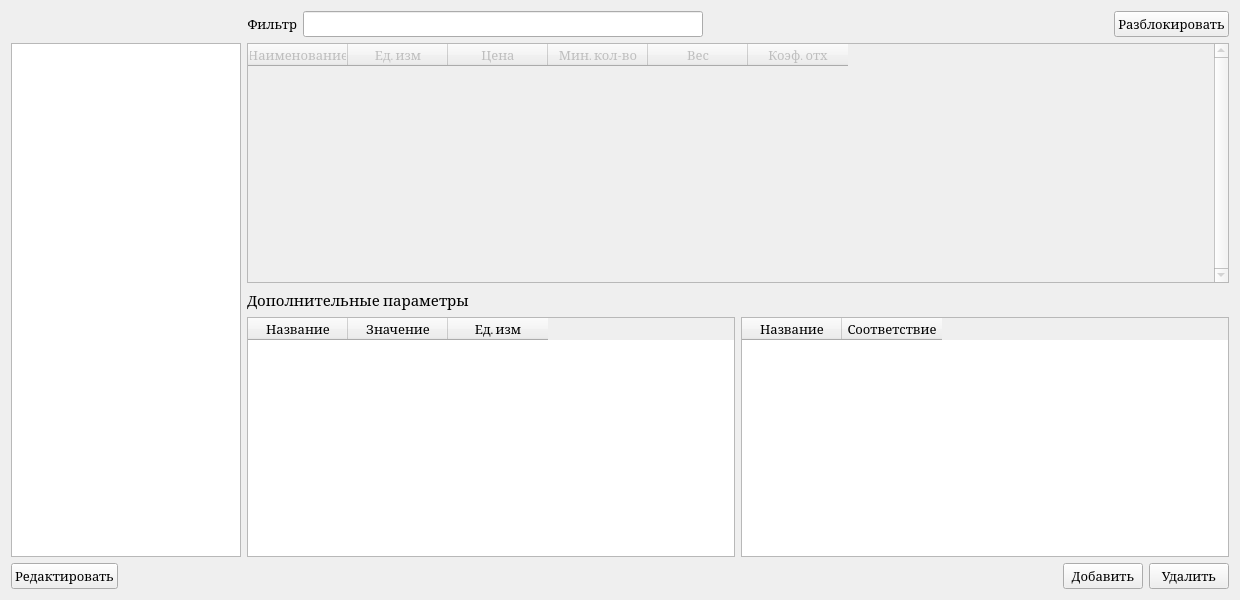
This is materialswindow.ui in Keqy/Matterhorn-materials as Qt 5 draws it before an edit. The edited form follows.
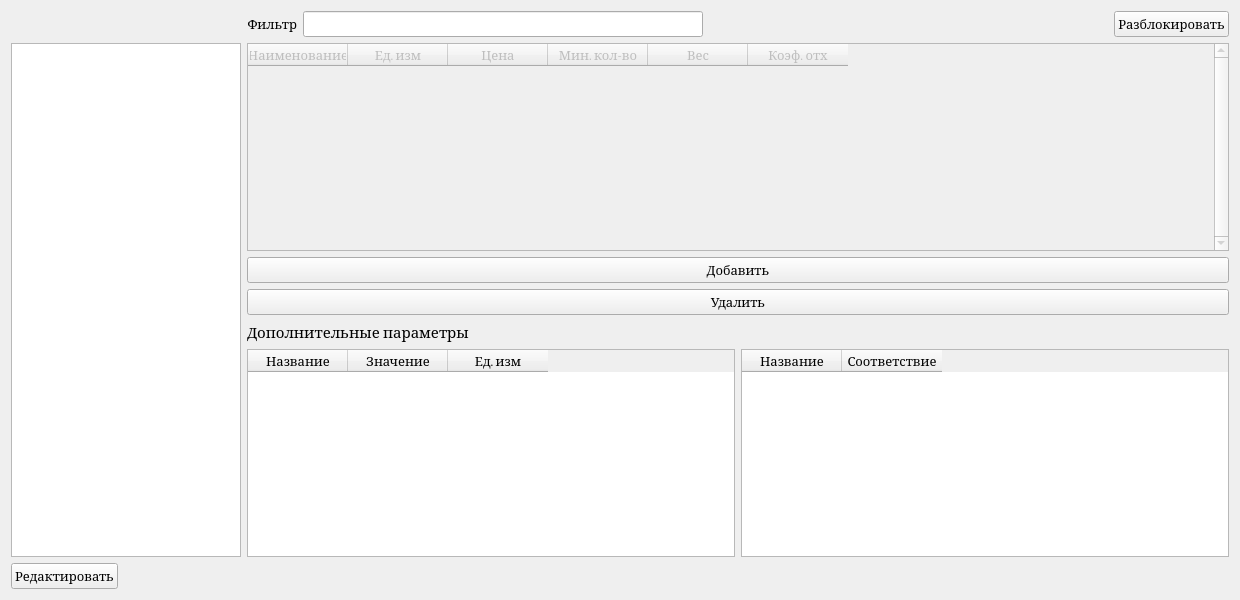
This is the edited form. Icons and pictures are not drawn.

Commit message: refactor: Change materialsTableWidget lock system

What changed in the file:
```diff
--- a/materialswindow.ui
+++ b/materialswindow.ui
@@ -242,6 +242,20 @@
          </column>
         </widget>
        </item>
+       <item>
+        <widget class="QPushButton" name="addButton">
+         <property name="text">
+          <string>Добавить</string>
+         </property>
+        </widget>
+       </item>
+       <item>
+        <widget class="QPushButton" name="removeButton">
+         <property name="text">
+          <string>Удалить</string>
+         </property>
+        </widget>
+       </item>
        <item>
         <widget class="QLabel" name="label_2">
          <property name="font">
@@ -328,20 +342,6 @@
      </property>
     </spacer>
    </item>
-   <item row="2" column="2">
-    <widget class="QPushButton" name="addButton">
-     <property name="text">
-      <string>Добавить</string>
-     </property>
-    </widget>
-   </item>
-   <item row="2" column="3">
-    <widget class="QPushButton" name="removeButton">
-     <property name="text">
-      <string>Удалить</string>
-     </property>
-    </widget>
-   </item>
   </layout>
  </widget>
  <resources>
```
The commit also changes 2 other files.
